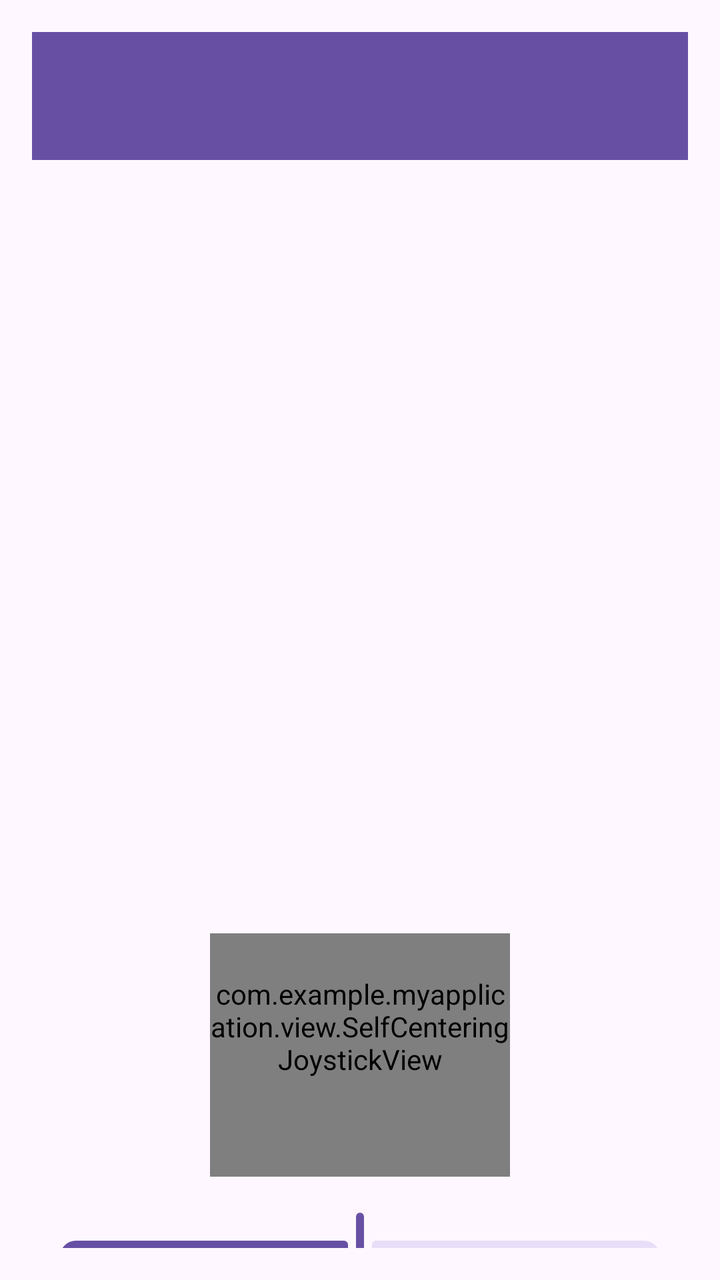
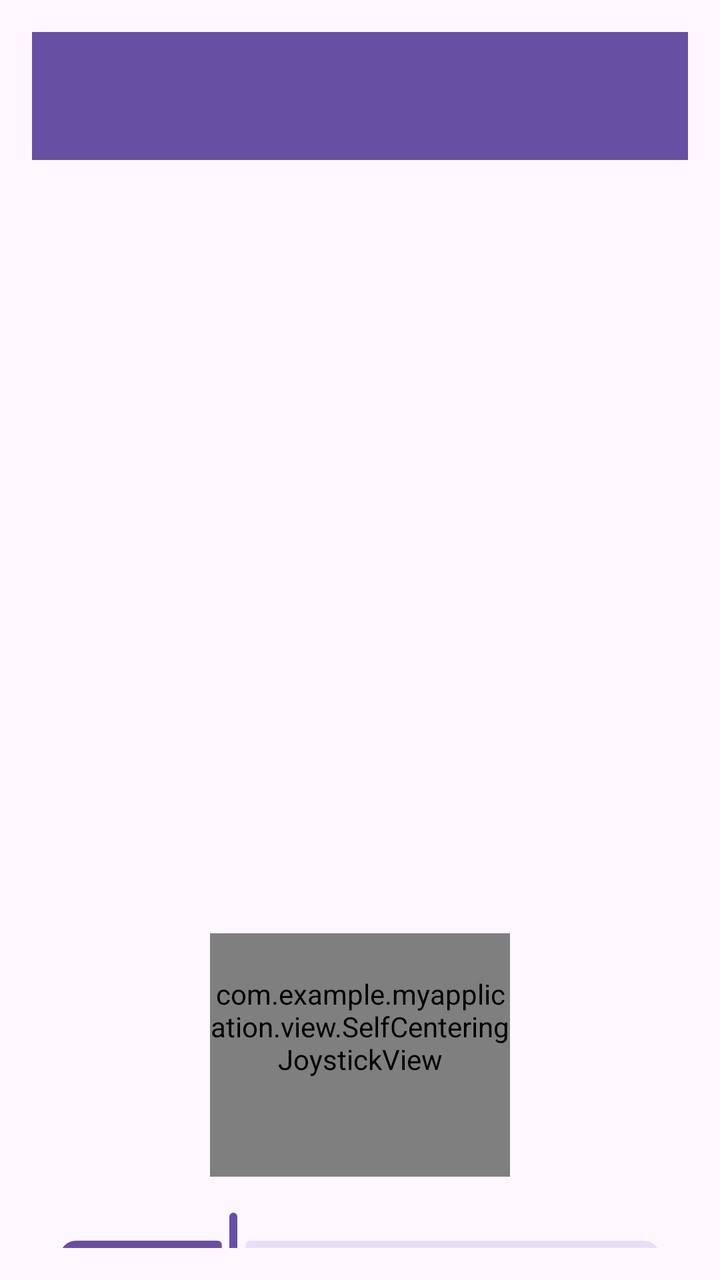

Compare the two renders of this Android layout. The source of the first and the diff that turns it into the second are given below.
<!-- AndroidManifest.xml: application theme Theme.MyApplication -->
<!-- res/layout/fragment_imu_fagment.xml -->
<?xml version="1.0" encoding="utf-8"?>
<androidx.drawerlayout.widget.DrawerLayout
    xmlns:android="http://schemas.android.com/apk/res/android"
    xmlns:app="http://schemas.android.com/apk/res-auto"
    xmlns:tools="http://schemas.android.com/tools"
    android:id="@+id/drawer_layout"
    android:layout_width="match_parent"
    android:layout_height="match_parent"
    tools:context=".fragments.ImuFragment"
    android:fitsSystemWindows="true"
    tools:openDrawer="start">

    <androidx.constraintlayout.widget.ConstraintLayout
        android:layout_width="match_parent"
        android:layout_height="match_parent"
        android:padding="16dp">

        <androidx.appcompat.widget.Toolbar
            android:id="@+id/imuFragmentToolbar"
            android:layout_width="0dp"
            android:layout_height="?attr/actionBarSize"
            android:background="?attr/colorPrimary"
            android:elevation="4dp"
            app:layout_constraintEnd_toEndOf="parent"
            app:layout_constraintHorizontal_bias="0.0"
            app:layout_constraintStart_toStartOf="parent"
            app:layout_constraintTop_toTopOf="parent"
            app:titleTextColor="@android:color/white" />

        <TextView
            android:id="@+id/statusTextView"
            android:layout_width="wrap_content"
            android:layout_height="wrap_content"
            android:textSize="18sp"
            android:textStyle="bold"
            android:layout_marginTop="16dp"
            app:layout_constraintTop_toBottomOf="@id/imuFragmentToolbar"
            app:layout_constraintStart_toStartOf="parent" />

        <LinearLayout
            android:id="@+id/main_content_vertical"
            android:layout_width="0dp"
            android:layout_height="0dp"
            android:orientation="vertical"
            android:layout_marginTop="16dp"
            app:layout_constraintTop_toBottomOf="@id/statusTextView"
            app:layout_constraintStart_toStartOf="parent"
            app:layout_constraintEnd_toEndOf="parent"
            app:layout_constraintBottom_toBottomOf="parent"
            app:layout_constraintVertical_weight="3">

            <androidx.fragment.app.FragmentContainerView
                android:id="@+id/secondary_fragment_container"
                android:layout_width="match_parent"
                android:layout_height="0dp"
                android:layout_weight="2"
                tools:layout="@layout/fragment_gimble"
                />

            <LinearLayout
                android:id="@+id/joystick_slider_group"
                android:layout_width="match_parent"
                android:layout_height="0dp"
                android:orientation="vertical"
                android:gravity="center"
                android:layout_weight="1"
                android:layout_marginTop="16dp"
                >

                <com.example.myapplication.view.SelfCenteringJoystickView
                    android:id="@+id/joystickView"
                    android:layout_width="150dp"
                    android:layout_height="150dp"
                    android:layout_marginBottom="16dp"
                    app:baseColor="#808080"
                    app:handleColor="#D3D3D3"
                    app:baseRadius="75dp"
                    app:handleRadius="45dp" />

                <com.google.android.material.slider.Slider
                    android:id="@+id/sliderView"
                    android:layout_width="match_parent"
                    android:layout_height="wrap_content"
                    android:valueFrom="0.0"
                    android:valueTo="100.0"
                    android:value="50.0" />
            </LinearLayout>
        </LinearLayout>
    </androidx.constraintlayout.widget.ConstraintLayout>

    <com.google.android.material.navigation.NavigationView
        android:id="@+id/nav_view"
        android:layout_width="wrap_content"
        android:layout_height="match_parent"
        android:layout_gravity="start"
        android:fitsSystemWindows="true"
        app:menu="@menu/drawer_menu"
        app:headerLayout="@layout/nav_header_main" />

</androidx.drawerlayout.widget.DrawerLayout>
<!-- res/layout/fragment_gimble.xml (included above) -->
<FrameLayout xmlns:android="http://schemas.android.com/apk/res/android"
    android:layout_width="match_parent"
    android:layout_height="match_parent">

    <android.opengl.GLSurfaceView
        android:id="@+id/gl_surface_view_gimble"  android:layout_width="match_parent"
        android:layout_height="match_parent" />

</FrameLayout>
<!-- res/layout/nav_header_main.xml (included above) -->
<?xml version="1.0" encoding="utf-8"?>
<LinearLayout xmlns:android="http://schemas.android.com/apk/res/android"
    android:layout_width="match_parent"
    android:layout_height="176dp"
    android:background="?attr/colorPrimary"
    android:gravity="bottom"
    android:orientation="vertical"
    android:padding="16dp"
    android:theme="@style/ThemeOverlay.AppCompat.Dark">

    <TextView
        android:layout_width="match_parent"
        android:layout_height="wrap_content"
        android:paddingTop="8dp"
        android:text="@string/imu_app_navigation"
        android:textAppearance="@style/TextAppearance.AppCompat.Body1"
        android:textColor="@android:color/white"
        android:textSize="18sp"
        android:textStyle="bold" />

    <TextView
        android:id="@+id/textViewConnectedDevice"
        android:layout_width="wrap_content"
        android:layout_height="wrap_content"
        android:text="@string/connected_none"
        android:textColor="@android:color/white"
        android:textSize="14sp" />

</LinearLayout>
<!-- resources referenced by this layout -->
<resources>
  <string name="connected_none">Connected: None</string>
  <string name="imu_app_navigation">IMU App Navigation</string>
  <style name="Theme.MyApplication" parent="Base.Theme.MyApplication" />
  <style name="Base.Theme.MyApplication" parent="Theme.Material3.DayNight.NoActionBar">
          
          
      </style>
</resources>

<!-- the commit's change to res/layout/fragment_imu_fagment.xml (unified diff, before → after) -->
@@ -41,12 +41,14 @@
             android:id="@+id/main_content_vertical"
             android:layout_width="0dp"
             android:layout_height="0dp"
+            android:layout_marginTop="16dp"
             android:orientation="vertical"
-            android:layout_marginTop="16dp"
+            app:layout_constraintBottom_toBottomOf="parent"
+            app:layout_constraintEnd_toEndOf="parent"
+            app:layout_constraintHorizontal_bias="0.0"
+            app:layout_constraintStart_toStartOf="parent"
             app:layout_constraintTop_toBottomOf="@id/statusTextView"
-            app:layout_constraintStart_toStartOf="parent"
-            app:layout_constraintEnd_toEndOf="parent"
-            app:layout_constraintBottom_toBottomOf="parent"
+            app:layout_constraintVertical_bias="0.0"
             app:layout_constraintVertical_weight="3">
 
             <androidx.fragment.app.FragmentContainerView
@@ -54,18 +56,16 @@
                 android:layout_width="match_parent"
                 android:layout_height="0dp"
                 android:layout_weight="2"
-                tools:layout="@layout/fragment_gimble"
-                />
+                tools:layout="@layout/fragment_gimble" />
 
             <LinearLayout
                 android:id="@+id/joystick_slider_group"
                 android:layout_width="match_parent"
                 android:layout_height="0dp"
-                android:orientation="vertical"
+                android:layout_marginTop="16dp"
+                android:layout_weight="1"
                 android:gravity="center"
-                android:layout_weight="1"
-                android:layout_marginTop="16dp"
-                >
+                android:orientation="vertical">
 
                 <com.example.myapplication.view.SelfCenteringJoystickView
                     android:id="@+id/joystickView"
@@ -73,17 +73,17 @@
                     android:layout_height="150dp"
                     android:layout_marginBottom="16dp"
                     app:baseColor="#808080"
+                    app:baseRadius="75dp"
                     app:handleColor="#D3D3D3"
-                    app:baseRadius="75dp"
                     app:handleRadius="45dp" />
 
                 <com.google.android.material.slider.Slider
-                    android:id="@+id/sliderView"
+                    android:id="@+id/clawSlider"
                     android:layout_width="match_parent"
                     android:layout_height="wrap_content"
+                    android:value="50.0"
                     android:valueFrom="0.0"
-                    android:valueTo="100.0"
-                    android:value="50.0" />
+                    android:valueTo="180.0" />
             </LinearLayout>
         </LinearLayout>
     </androidx.constraintlayout.widget.ConstraintLayout>
